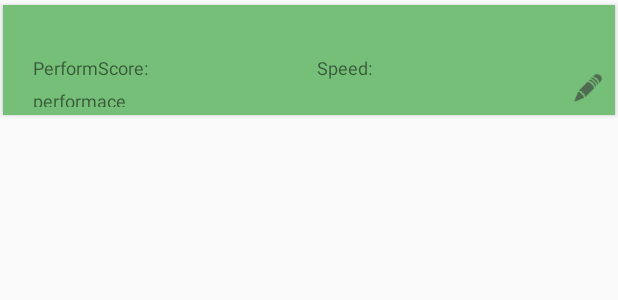
After one commit to goodkode/SimpleRunTracker, an Android app: the layout one_run_expanded.xml on its own in the app's theme, with its tools: preview values and no code run, on a phone screen of 412 x 824 dp. The commit adds this screen. Shown: the top 300 px of the screen. Run offline under Robolectric (Android 15) with nearby library versions, the phone set to English and light mode, and no system bars.

Commit message:
added new expanded run layout and animation

```diff
--- a/app/src/main/res/layout/one_run.xml
+++ b/app/src/main/res/layout/one_run.xml
@@ -11,8 +11,7 @@
         android:layout_width="match_parent"
         android:layout_height="match_parent"
         android:layout_gravity="center"
-        android:background="@color/one_run_color"
-        android:orientation="horizontal">
+        android:background="@color/one_run_color" >
 
         <TextView
             android:id="@+id/run_date"
--- /dev/null
+++ b/app/src/main/res/layout/one_run_expanded.xml
@@ -0,0 +1,122 @@
+<?xml version="1.0" encoding="utf-8"?>
+<android.support.v7.widget.CardView
+    xmlns:android="http://schemas.android.com/apk/res/android"
+    xmlns:card_view="http://schemas.android.com/apk/res-auto"
+    android:layout_width="match_parent"
+    android:layout_height="80dp"
+    card_view:cardCornerRadius="0dp"
+    card_view:cardUseCompatPadding="true">
+
+    <LinearLayout
+        android:layout_width="match_parent"
+        android:layout_height="match_parent"
+        android:background="@color/green_light"
+        android:orientation="vertical">
+
+        <!-- TOP MAIN LINE -->
+        <LinearLayout
+            android:layout_width="match_parent"
+            android:layout_height="30dp"
+            android:layout_gravity="center" >
+
+            <TextView android:id="@+id/run_date"
+                android:layout_height="match_parent"
+                android:layout_width="0dp"
+                android:layout_weight="30"
+                android:gravity="center_vertical"
+                android:paddingLeft="8dp"
+                android:textSize="12sp"
+                android:textStyle="italic|bold" />
+            <TextView android:id="@+id/run_dist"
+                android:layout_height="match_parent"
+                android:layout_width="0dp"
+                android:layout_weight="25"
+                android:gravity="center_vertical"
+                android:textSize="14sp"
+                android:textStyle="bold" />
+            <TextView android:id="@+id/run_time"
+                android:layout_height="match_parent"
+                android:layout_width="0dp"
+                android:layout_weight="30"
+                android:gravity="center_vertical"
+                android:paddingLeft="10dp"
+                android:textSize="14sp"
+                android:textStyle="bold"  />
+            <TextView android:id="@+id/run_pace"
+                android:layout_height="match_parent"
+                android:layout_width="0dp"
+                android:layout_weight="35"
+                android:gravity="center_vertical|right"
+                android:paddingRight="12dp"
+                android:textSize="12sp"
+                android:textStyle="bold"  />
+
+        </LinearLayout>
+
+        <!-- DETAILS -->
+        <!-- second line -->
+        <RelativeLayout
+            android:layout_width="match_parent"
+            android:layout_height="wrap_content"
+            android:paddingTop="3dp" >
+
+            <TextView android:id="@+id/perf_score"
+                android:text="PerformScore: "
+                android:layout_height="wrap_content"
+                android:layout_width="wrap_content"
+                android:paddingLeft="20dp"
+                android:textSize="12sp" />
+            <TextView android:id="@+id/perform_score"
+                android:layout_height="wrap_content"
+                android:layout_width="wrap_content"
+                android:layout_toRightOf="@id/perf_score"
+                android:textSize="12sp" />
+            <TextView android:id="@+id/speed"
+                android:text="Speed: "
+                android:layout_height="wrap_content"
+                android:layout_width="wrap_content"
+                android:paddingLeft="50dp"
+                android:textSize="12sp"
+                android:layout_centerHorizontal="true" />
+            <TextView android:id="@+id/run_speed"
+                android:layout_height="wrap_content"
+                android:layout_width="wrap_content"
+                android:layout_toRightOf="@id/speed"
+                android:layout_gravity="right"
+                android:paddingRight="25dp"
+                android:textSize="12sp" />
+
+        </RelativeLayout>
+
+        <!-- third line -->
+        <RelativeLayout
+            android:layout_width="match_parent"
+            android:layout_height="wrap_content"
+            android:paddingTop="5dp"
+            android:paddingBottom="5dp">
+
+            <TextView android:id="@+id/perf_dist"
+                android:layout_height="match_parent"
+                android:layout_width="wrap_content"
+                android:layout_marginLeft="20dp"
+                android:textSize="12sp"
+                android:text="performace"/>
+            <TextView android:id="@+id/perf_pace"
+                android:layout_height="match_parent"
+                android:layout_width="wrap_content"
+                android:layout_toRightOf="@id/perf_dist"
+                android:textSize="12sp" />
+
+        </RelativeLayout>
+
+    </LinearLayout>
+
+    <ImageView
+        android:id="@+id/run_edit"
+        android:layout_width="25dp"
+        android:layout_height="25dp"
+        android:layout_gravity="bottom|right"
+        android:layout_margin="5dp"
+        android:background="@drawable/edit" />
+
+</android.support.v7.widget.CardView>
```
Also changed, not shown: app/src/main/java/net/takoli/simpleruntracker/adapter/RunAdapter.java (+70 -23 lines), app/src/main/res/layout/one_run_details.xml (deleted, +0 -100 lines), app/src/main/res/drawable-hdpi/run_menu.png (deleted), app/src/main/res/drawable-mdpi/run_menu.png (deleted), app/src/main/res/drawable-xhdpi/edit.png (added), app/src/main/res/drawable-xhdpi/run_menu.png (deleted), app/src/main/res/drawable-xxhdpi/run_menu.png (deleted).
